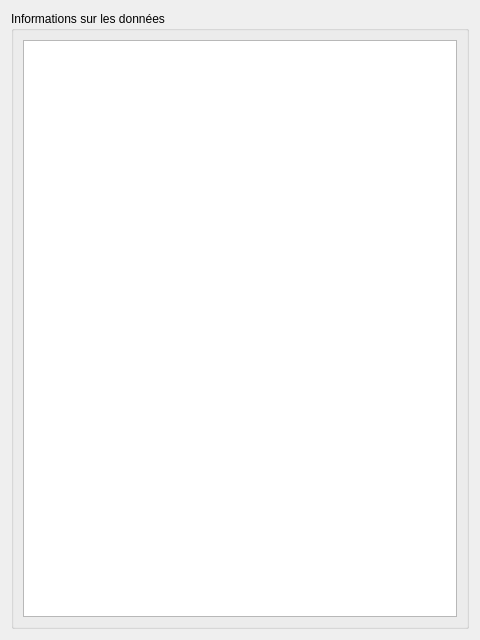
Qt form views/about_data_dialog.ui (RoroTiti/OC_P5) before a commit.
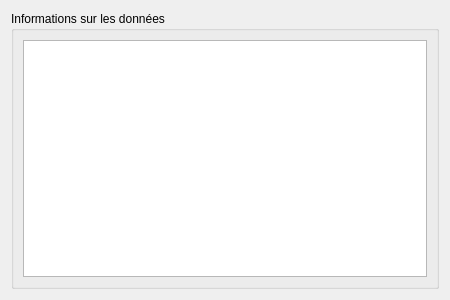
The same form after that commit.

The edit to the form file:
```diff
--- a/views/about_data_dialog.ui
+++ b/views/about_data_dialog.ui
@@ -6,8 +6,8 @@
    <rect>
     <x>0</x>
     <y>0</y>
-    <width>480</width>
-    <height>640</height>
+    <width>450</width>
+    <height>300</height>
    </rect>
   </property>
   <property name="windowTitle">
```
Left out of the diff: 6 changed lines with no effect on the pictures.
